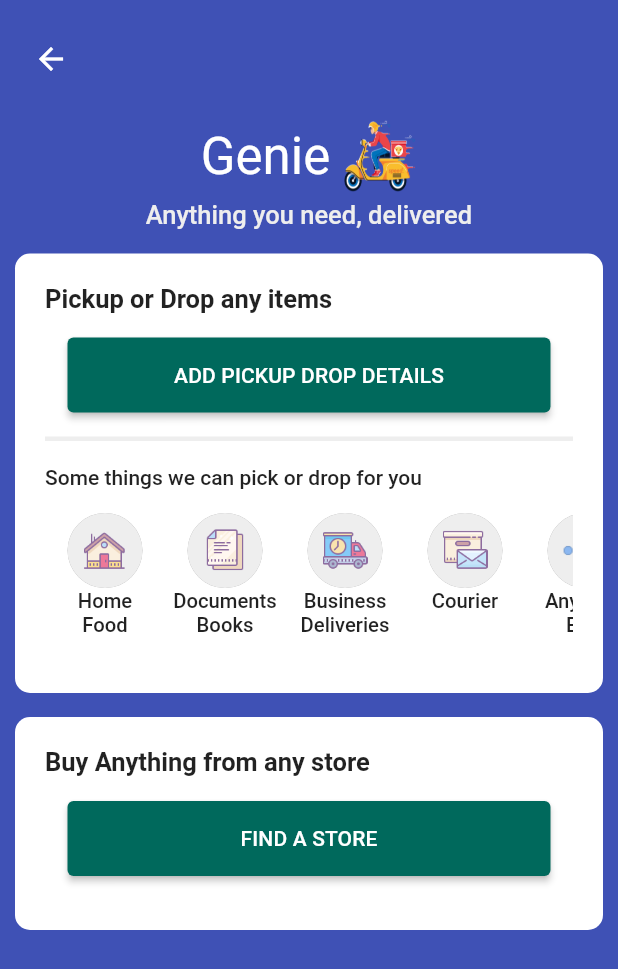
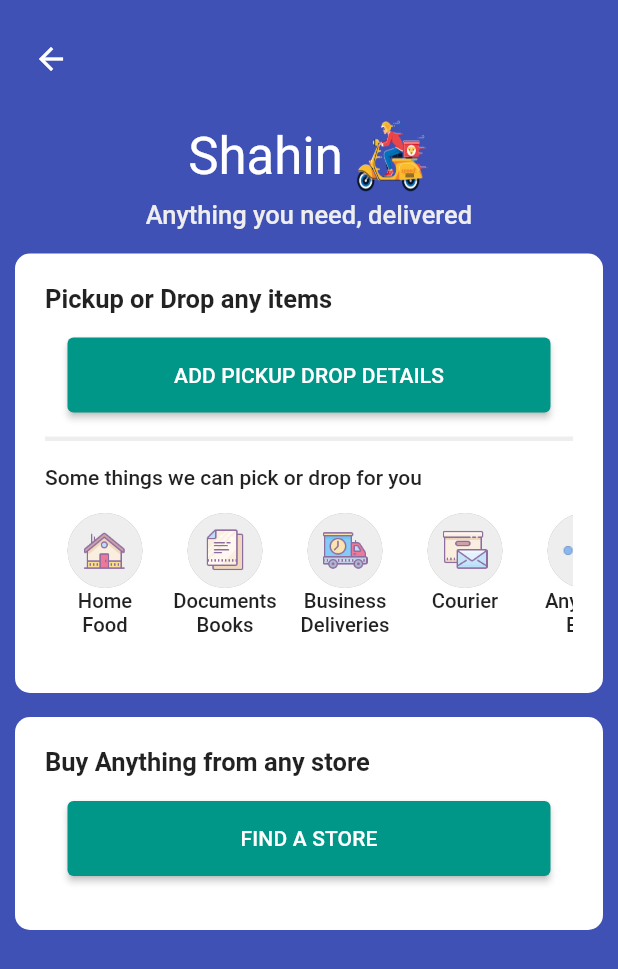
Before and after one commit to md-shahin-miah/PayEats-Multi-Vendor, a Flutter app: the screen it shows after launch, after a tap on "Grocery", on a phone screen of 412 x 824 dp. Shown: the top 969 px of the screen. Run offline on Flutter 3.47's test engine with Material 2 defaults, Android fonts, the light colour scheme and no system bars; our stand-ins replace card_swiper.

Commit message:
updated ui

```diff
--- a/lib/models/genie.dart
+++ /dev/null
@@ -1,19 +0,0 @@
-class Genie {
-  const Genie({
-    required this.image,
-    required this.title,
-  });
-
-  final String image;
-  final String title;
-
-  static List<Genie> getGenieServices() {
-    return const [
-      Genie(image: 'assets/icons/home.png', title: 'Home\nFood'),
-      Genie(image: 'assets/icons/documents.png', title: 'Documents\nBooks'),
-      Genie(image: 'assets/icons/delivery.png', title: 'Business\nDeliveries'),
-      Genie(image: 'assets/icons/courier.png', title: 'Courier'),
-      Genie(image: 'assets/icons/more.png', title: 'Anything\nElse'),
-    ];
-  }
-}
--- /dev/null
+++ b/lib/models/shahin.dart
@@ -0,0 +1,19 @@
+class Shahin {
+  const Shahin({
+    required this.image,
+    required this.title,
+  });
+
+  final String image;
+  final String title;
+
+  static List<Shahin> getShahinServices() {
+    return const [
+      Shahin(image: 'assets/icons/home.png', title: 'Home\nFood'),
+      Shahin(image: 'assets/icons/documents.png', title: 'Documents\nBooks'),
+      Shahin(image: 'assets/icons/delivery.png', title: 'Business\nDeliveries'),
+      Shahin(image: 'assets/icons/courier.png', title: 'Courier'),
+      Shahin(image: 'assets/icons/more.png', title: 'Anything\nElse'),
+    ];
+  }
+}
--- a/lib/shared/app_theme.dart
+++ b/lib/shared/app_theme.dart
@@ -22,7 +22,7 @@
       ),
       dividerColor: Colors.grey[300],
       dividerTheme: const DividerThemeData(thickness: 0.5),
-      tabBarTheme: TabBarTheme(
+      tabBarTheme: const TabBarTheme(
         labelColor: Colors.black,
         unselectedLabelColor: Colors.grey,
         indicatorSize: TabBarIndicatorSize.tab,
--- a/lib/utils/app_colors.dart
+++ b/lib/utils/app_colors.dart
@@ -1,5 +1,5 @@
 import 'package:flutter/material.dart';
 
 const Color appColor = Colors.teal;
-Color? darkOrange = Colors.teal[800];
+Color? darkOrange = Colors.teal[500];
 Color? foodieOrange = Colors.teal[900];
--- a/lib/views/mobile/foodie/best_in_safety_view.dart
+++ b/lib/views/mobile/foodie/best_in_safety_view.dart
@@ -82,6 +82,7 @@
           LimitedBox(
             maxHeight: 270.0,
             child: ListView.builder(
+              padding: EdgeInsets.only(left: 10,right: 10),
               shrinkWrap: true,
               scrollDirection: Axis.horizontal,
               itemCount: restaurants.length,
--- a/lib/views/mobile/foodie/food_groceries_availability_view.dart
+++ b/lib/views/mobile/foodie/food_groceries_availability_view.dart
@@ -5,8 +5,8 @@
 import '../../../utils/ui_helper.dart';
 import '../../../widgets/responsive.dart';
 import 'all_restaurants/all_restaurants_screen.dart';
-import 'genie/genie_grocery_card_view.dart';
-import 'genie/genie_screen.dart';
+import 'shahin/shahin_grocery_card_view.dart';
+import 'shahin/shahin_screen.dart';
 import 'meat/meat_screen.dart';
 
 class FoodGroceriesAvailabilityView extends StatelessWidget {
@@ -40,14 +40,14 @@
                     children: <Widget>[
                       Text(
                         'We are now deliverying food groceries and other essentials.',
-                        style: Theme.of(context).textTheme.headline4,
+                        style: Theme.of(context).textTheme.headline5,
                       ),
                       UIHelper.verticalSpaceSmall(),
                       Text(
-                        'Food & Genie service (Mon-Sat)-6:00 am to 9:00pm. Groceries & Meat (Mon-Sat)-6:00 am to 6:00pm. Dairy (Mon-Sat)-6:00 am to 6:00pm (Sun)-6:00 am to 12:00 pm',
+                        'Food & Vegetable service (Mon-Sat)-6:00 am to 9:00pm. Groceries & Meat (Mon-Sat)-6:00 am to 6:00pm. Dairy (Mon-Sat)-6:00 am to 6:00pm (Sun)-6:00 am to 12:00 pm',
                         textAlign: TextAlign.center,
                         style: Theme.of(context).textTheme.bodyText1!.copyWith(
-                              fontSize: 16.0,
+                              fontSize: 14.0,
                               color: Colors.grey[800],
                             ),
                       )
@@ -154,8 +154,8 @@
           Row(
             crossAxisAlignment: CrossAxisAlignment.start,
             children: <Widget>[
-              GenieGroceryCardView(
-                title: 'Genie',
+              ShahinGroceryCardView(
+                title: 'Shahin',
                 subtitle: 'Anything you need,\ndelivered',
                 image: 'assets/images/food1.jpg',
                 onTap: isTabletDesktop
@@ -164,12 +164,12 @@
                         Navigator.push(
                           context,
                           MaterialPageRoute(
-                            builder: (context) => const GenieScreen(),
+                            builder: (context) => const ShahinScreen(),
                           ),
                         );
                       },
               ),
-              GenieGroceryCardView(
+              ShahinGroceryCardView(
                 title: 'Grocery',
                 subtitle: 'Esentials delivered\nin 2 Hrs',
                 image: 'assets/images/food4.jpg',
@@ -179,12 +179,12 @@
                         Navigator.push(
                           context,
                           MaterialPageRoute(
-                            builder: (context) => const GenieScreen(),
+                            builder: (context) => const ShahinScreen(),
                           ),
                         );
                       },
               ),
-              GenieGroceryCardView(
+              ShahinGroceryCardView(
                 title: 'Meat',
                 subtitle: 'Fesh meat\ndelivered safe',
                 image: 'assets/images/food6.jpg',
--- a/lib/views/mobile/foodie/foodie_safety_banner_view.dart
+++ b/lib/views/mobile/foodie/foodie_safety_banner_view.dart
@@ -55,8 +55,8 @@
                 padding: const EdgeInsets.all(10.0),
                 width: cardWidth,
                 decoration: BoxDecoration(
-                  color: Colors.orange[100],
-                  border: Border.all(color: foodieOrange!, width: 2.0),
+                  color: Colors.green[100],
+                  border: Border.all(color: Colors.green!, width: 1.0),
                   borderRadius: BorderRadius.circular(10.0),
                 ),
                 child: Row(
@@ -92,7 +92,7 @@
                               style: Theme.of(context)
                                   .textTheme
                                   .headline6!
-                                  .copyWith(color: darkOrange),
+                                  .copyWith(color: Colors.deepOrange),
                             ),
                             onPressed: () {},
                           )
--- a/lib/views/mobile/foodie/foodie_screen.dart
+++ b/lib/views/mobile/foodie/foodie_screen.dart
@@ -9,7 +9,7 @@
 import 'all_restaurants/all_restaurants_screen.dart';
 import 'best_in_safety_view.dart';
 import 'food_groceries_availability_view.dart';
-import 'genie/genie_view.dart';
+
 import 'in_the_spotlight_view.dart';
 import 'indian_food/indian_food_view.dart';
 import 'offers/offer_banner_view.dart';
@@ -18,6 +18,7 @@
 import 'popular_categories_view.dart';
 import 'restaurants/restaurant_vertical_list_view.dart';
 import 'foodie_safety_banner_view.dart';
+import 'shahin/shahin_view.dart';
 import 'top_offer_view.dart';
 import 'top_picks_for_you_view.dart';
 
@@ -52,7 +53,7 @@
                     const CustomDividerView(),
                     TopOffersViews(),
                     const CustomDividerView(),
-                    const GenieView(),
+                    const ShahinView(),
                     const CustomDividerView(),
                     PopularCategoriesView(),
                     const CustomDividerView(),
--- a/lib/views/mobile/foodie/offers/offer_banner_view.dart
+++ b/lib/views/mobile/foodie/offers/offer_banner_view.dart
@@ -20,7 +20,7 @@
 
     return InkWell(
       child: Container(
-        margin: const EdgeInsets.symmetric(vertical: 15.0),
+        margin: const EdgeInsets.symmetric(vertical: 5.0),
         height: isTabletDesktop ? 260.0 : 180.0,
         decoration: BoxDecoration(
           borderRadius: BorderRadius.circular(isTabletDesktop ? 13.0 : 10.0),
--- a/lib/views/mobile/foodie/popular_brand_view.dart
+++ b/lib/views/mobile/foodie/popular_brand_view.dart
@@ -16,7 +16,8 @@
     final isTabletDesktop = Responsive.isTabletDesktop(context);
 
     return Container(
-      margin: const EdgeInsets.symmetric(horizontal: 15.0, vertical: 10.0),
+      padding: EdgeInsets.all(5),
+      margin: const EdgeInsets.symmetric(horizontal: 5.0, vertical: 5.0),
       child: Column(
         mainAxisSize: MainAxisSize.min,
         children: <Widget>[
@@ -25,7 +26,7 @@
           LimitedBox(
             maxHeight: 170.0,
             child: Padding(
-              padding: const EdgeInsets.symmetric(vertical: 20.0),
+              padding: const EdgeInsets.symmetric(vertical: 10.0),
               child: ListView.builder(
                 shrinkWrap: true,
                 scrollDirection: Axis.horizontal,
@@ -43,7 +44,7 @@
                           );
                         },
                   child: Container(
-                    margin: const EdgeInsets.only(right: 15.0),
+                    margin: const EdgeInsets.symmetric(vertical: 5.0,horizontal: 5),
                     child: Column(
                       mainAxisSize: MainAxisSize.min,
                       children: <Widget>[
--- a/lib/views/mobile/foodie/popular_categories_view.dart
+++ b/lib/views/mobile/foodie/popular_categories_view.dart
@@ -27,6 +27,7 @@
           LimitedBox(
             maxHeight: 124.0,
             child: ListView.builder(
+              padding: EdgeInsets.only(left: 5,right: 5),
               shrinkWrap: true,
               scrollDirection: Axis.horizontal,
               itemCount: categories.length,
--- a/lib/views/mobile/foodie/genie/genie_grocery_card_view.dart
+++ b/lib/views/mobile/foodie/shahin/shahin_grocery_card_view.dart
@@ -4,8 +4,8 @@
 import '../../../../utils/ui_helper.dart';
 
 
-class GenieGroceryCardView extends StatelessWidget {
-  const GenieGroceryCardView({
+class ShahinGroceryCardView extends StatelessWidget {
+  const ShahinGroceryCardView({
     Key? key,
     required this.title,
     required this.image,
@@ -27,10 +27,10 @@
           mainAxisAlignment: MainAxisAlignment.end,
           children: <Widget>[
             ClipRRect(
-              borderRadius: BorderRadius.circular(16.0),
+              borderRadius: BorderRadius.circular(10.0),
               child: Container(
-                margin: const EdgeInsets.symmetric(horizontal: 4.0),
-                padding: const EdgeInsets.only(top: 8.0),
+                margin: const EdgeInsets.symmetric(horizontal: 5.0,vertical: 10),
+                // padding: const EdgeInsets.only(top: 8.0),
                 height: 120.0,
                 decoration: BoxDecoration(
                   color: foodieOrange,
@@ -66,7 +66,7 @@
                 ),
               ),
             ),
-            UIHelper.verticalSpaceMedium(),
+            // UIHelper.verticalSpaceMedium(),
             Text(
               subtitle,
               maxLines: 2,
--- a/lib/views/mobile/foodie/genie/genie_screen.dart
+++ b/lib/views/mobile/foodie/shahin/shahin_screen.dart
@@ -1,17 +1,18 @@
 import 'package:flutter/material.dart';
 
 
-import '../../../../models/genie.dart';
+
+import '../../../../models/shahin.dart';
 import '../../../../utils/app_colors.dart';
 import '../../../../utils/ui_helper.dart';
 import '../../../../widgets/custom_divider_view.dart';
 
-class GenieScreen extends StatelessWidget {
-  const GenieScreen({Key? key}) : super(key: key);
+class ShahinScreen extends StatelessWidget {
+  const ShahinScreen({Key? key}) : super(key: key);
 
   @override
   Widget build(BuildContext context) {
-    final services = Genie.getGenieServices();
+    final services = Shahin.getShahinServices();
 
     return Scaffold(
       body: SafeArea(
@@ -42,7 +43,7 @@
                             mainAxisAlignment: MainAxisAlignment.center,
                             children: <Widget>[
                               Text(
-                                'Genie',
+                                'Shahin',
                                 style: Theme.of(context)
                                     .textTheme
                                     .headline4!
--- a/lib/views/mobile/foodie/genie/genie_view.dart
+++ b/lib/views/mobile/foodie/shahin/shahin_view.dart
@@ -5,8 +5,8 @@
 import '../../../../widgets/dotted_seperator_view.dart';
 
 
-class GenieView extends StatelessWidget {
-  const GenieView({Key? key}) : super(key: key);
+class ShahinView extends StatelessWidget {
+  const ShahinView({Key? key}) : super(key: key);
 
   @override
   Widget build(BuildContext context) {
@@ -22,7 +22,7 @@
                 child: Column(
                   crossAxisAlignment: CrossAxisAlignment.start,
                   children: <Widget>[
-                    Text('Genie', style: Theme.of(context).textTheme.headline4),
+                    Text('Shahin', style: Theme.of(context).textTheme.headline4),
                     UIHelper.verticalSpaceSmall(),
                     Text(
                       'Anything you need, deliverd.\nPick-up, Drop or Buy anything,\nfrom anywhere in your city',
@@ -51,12 +51,12 @@
             mainAxisAlignment: MainAxisAlignment.spaceEvenly,
             crossAxisAlignment: CrossAxisAlignment.start,
             children: const <Widget>[
-              _GenieCardView(
+              _ShahinCardView(
                 title: 'Buy\nAnything',
                 desc: 'Stationery\nMedicine\nGrocery\n& more',
                 image: 'assets/images/delivery-boy.png',
               ),
-              _GenieCardView(
+              _ShahinCardView(
                 title: 'Pickup &\nDrop',
                 desc: 'Lunchbox\nCharger\nDocuments\nClothes',
                 image: 'assets/images/pizza-delivery-boy.png',
@@ -69,8 +69,8 @@
   }
 }
 
-class _GenieCardView extends StatelessWidget {
-  const _GenieCardView({
+class _ShahinCardView extends StatelessWidget {
+  const _ShahinCardView({
     Key? key,
     required this.title,
     required this.desc,
@@ -89,6 +89,7 @@
       child: InkWell(
         onTap: onTap,
         child: Container(
+          margin: EdgeInsets.symmetric(horizontal: 5),
           padding: const EdgeInsets.only(left: 10.0, top: 10.0),
           decoration: BoxDecoration(
             border: Border.all(color: Colors.grey, width: 1.0),
--- a/lib/views/mobile/foodie/top_offer_view.dart
+++ b/lib/views/mobile/foodie/top_offer_view.dart
@@ -77,6 +77,7 @@
           LimitedBox(
             maxHeight: 270.0,
             child: ListView.builder(
+              padding: EdgeInsets.only(left: 10,right: 10),
               shrinkWrap: true,
               scrollDirection: Axis.horizontal,
               itemCount: restaurants.length,
--- a/lib/views/mobile/foodie/top_picks_for_you_view.dart
+++ b/lib/views/mobile/foodie/top_picks_for_you_view.dart
@@ -57,6 +57,7 @@
                           borderRadius: BorderRadius.circular(10.0),
                           boxShadow: const <BoxShadow>[
                             BoxShadow(
+
                               color: Colors.grey,
                               blurRadius: 2.0,
                             )
--- a/lib/widgets/mobile/food_list_item_view.dart
+++ b/lib/widgets/mobile/food_list_item_view.dart
@@ -14,17 +14,17 @@
   @override
   Widget build(BuildContext context) {
     return Container(
-      margin: const EdgeInsets.all(10.0),
       child: Row(
         children: <Widget>[
           Container(
+            margin: const EdgeInsets.all(10.0),
             decoration: BoxDecoration(
-              borderRadius: BorderRadius.circular(10.0),
+              borderRadius: BorderRadius.circular(20.0),
               color: Colors.white,
               boxShadow: const <BoxShadow>[
                 BoxShadow(
                   color: Colors.grey,
-                  blurRadius: 2.0,
+                  blurRadius: 4.0,
                 )
               ],
             ),
--- a/lib/widgets/mobile/spotlight_best_top_food_item.dart
+++ b/lib/widgets/mobile/spotlight_best_top_food_item.dart
@@ -30,17 +30,18 @@
               );
             },
       child: Container(
-        margin: const EdgeInsets.all(15.0),
+        margin: const EdgeInsets.all(5.0),
         child: Row(
           children: <Widget>[
             Container(
+              padding: EdgeInsets.all(10),
               decoration: BoxDecoration(
                 borderRadius: BorderRadius.circular(10.0),
                 color: Colors.white,
                 boxShadow: const <BoxShadow>[
                   BoxShadow(
                     color: Colors.grey,
-                    blurRadius: 2.0,
+                    blurRadius: 4.0,
                   )
                 ],
               ),
```
Also changed, not shown: pubspec.lock.
